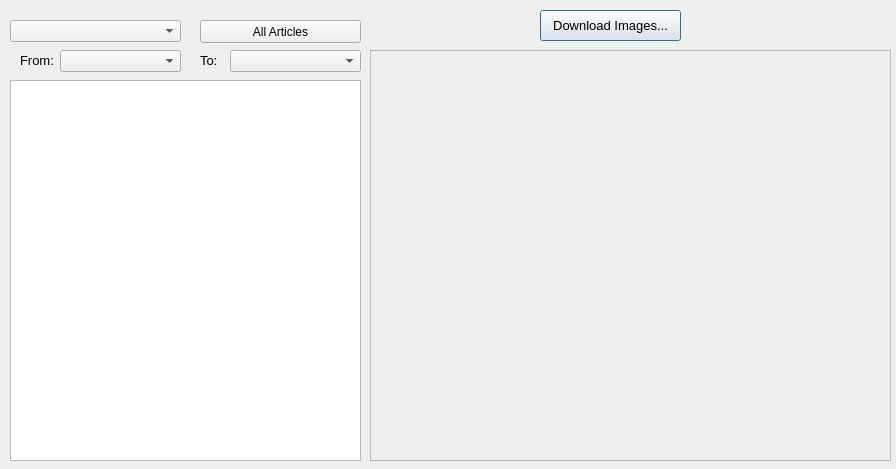
First picture: the form in LAWRENTIAN/LuD/photopoolwindow.ui, repository pyridine/LAWRENTIAN, before the edit.
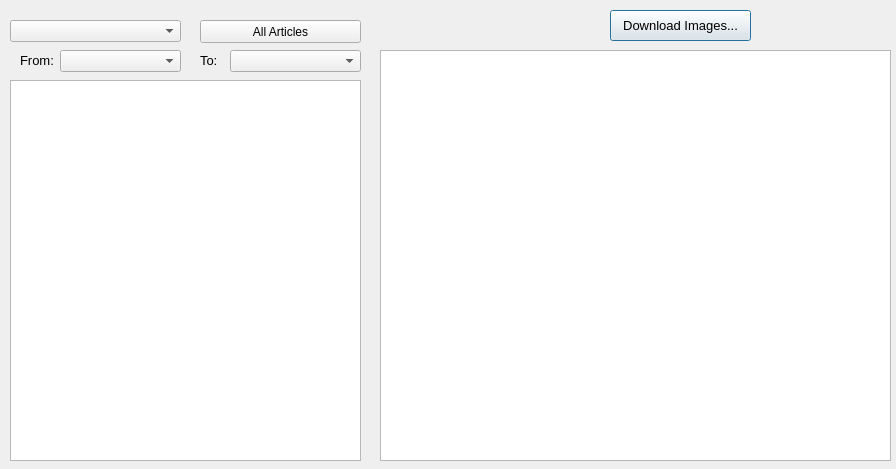
Second picture: the form after the edit.

Commit message: photopool not ready

```diff
--- a/LAWRENTIAN/LuD/photopoolwindow.ui
+++ b/LAWRENTIAN/LuD/photopoolwindow.ui
@@ -13,29 +13,6 @@
   <property name="windowTitle">
    <string>Dialog</string>
   </property>
-  <widget class="QScrollArea" name="photoPool_scrollArea">
-   <property name="geometry">
-    <rect>
-     <x>370</x>
-     <y>50</y>
-     <width>521</width>
-     <height>411</height>
-    </rect>
-   </property>
-   <property name="widgetResizable">
-    <bool>true</bool>
-   </property>
-   <widget class="QWidget" name="scrollAreaWidgetContents">
-    <property name="geometry">
-     <rect>
-      <x>0</x>
-      <y>0</y>
-      <width>519</width>
-      <height>409</height>
-     </rect>
-    </property>
-   </widget>
-  </widget>
   <widget class="QComboBox" name="section_comboBox">
    <property name="geometry">
     <rect>
@@ -69,7 +46,7 @@
   <widget class="QPushButton" name="dwnldImgs_pushButton">
    <property name="geometry">
     <rect>
-     <x>540</x>
+     <x>610</x>
      <y>10</y>
      <width>141</width>
      <height>31</height>
@@ -143,6 +120,16 @@
     <string>All Articles</string>
    </property>
   </widget>
+  <widget class="QGraphicsView" name="photoPool_graphicsView">
+   <property name="geometry">
+    <rect>
+     <x>380</x>
+     <y>50</y>
+     <width>511</width>
+     <height>411</height>
+    </rect>
+   </property>
+  </widget>
  </widget>
  <resources/>
  <connections/>
```
The commit also changes 2 other files.
